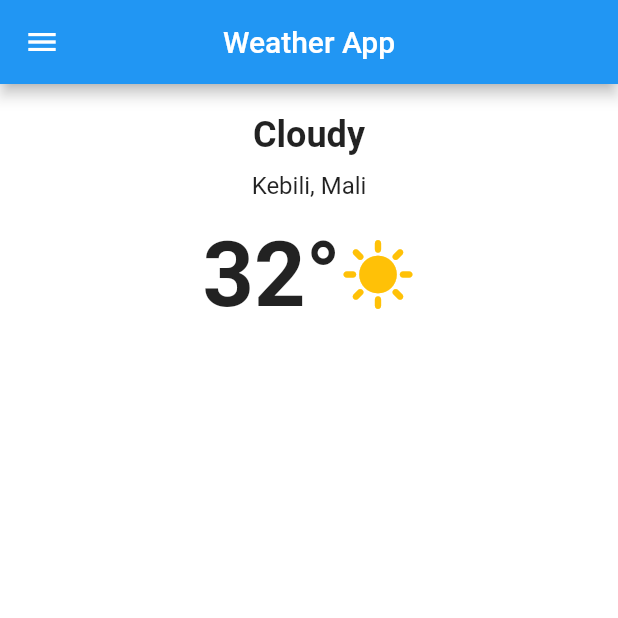
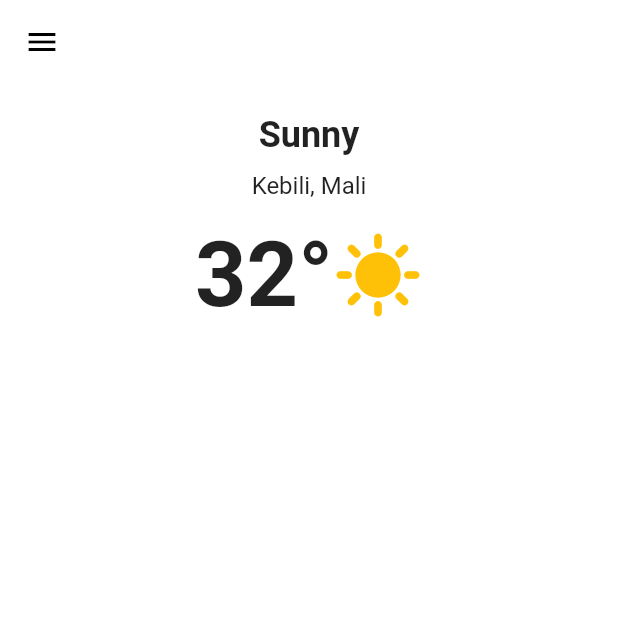
Before and after one commit to muxonn/weather-app, a Flutter app: the screen it shows after launch, on a phone screen of 412 x 824 dp, the top half of it. Run offline on Flutter 3.47's test engine with Material 2 defaults, Android fonts, the phone set to English and light mode, and no system bars.

```diff
--- a/weather_app/lib/views/home_page.dart
+++ b/weather_app/lib/views/home_page.dart
@@ -9,18 +9,19 @@ class HomePage extends StatelessWidget {
       appBar: AppBar(
         centerTitle: true,
         title: const Text("Weather App"),
+        backgroundColor: Colors.transparent,
+        shadowColor: Colors.transparent,
+        iconTheme: IconThemeData(color: Colors.black),
       ),
       backgroundColor: Colors.white,
-      drawer: Drawer(
-        child: ListTile(),
-      ),
+      drawer: Drawer(),
       body: Center(
         child: Padding(
           padding: const EdgeInsets.only(top: 20),
           child: Column(
             children: [
               Text(
-                "Cloudy",
+                "Sunny",
                 style: TextStyle(fontSize: 24, fontWeight: FontWeight.bold),
               ),
               const SizedBox(height: 10),
@@ -39,7 +40,7 @@ class HomePage extends StatelessWidget {
                   Container(
                     child: Icon(
                       Icons.sunny,
-                      size: 50,
+                      size: 60,
                       color: Colors.amber,
                     ),
                   ),
```
Also changed, not shown: weather_app/pubspec.lock, 2 other files.
